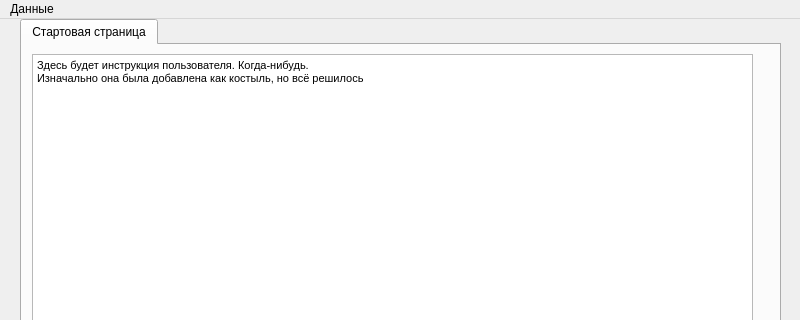
Shtepser/python-stat, file StatMainWindow.ui: the form before one commit; both pictures show x 0 to 800 and y 0 to 320 of the 800 by 600 pixel window.
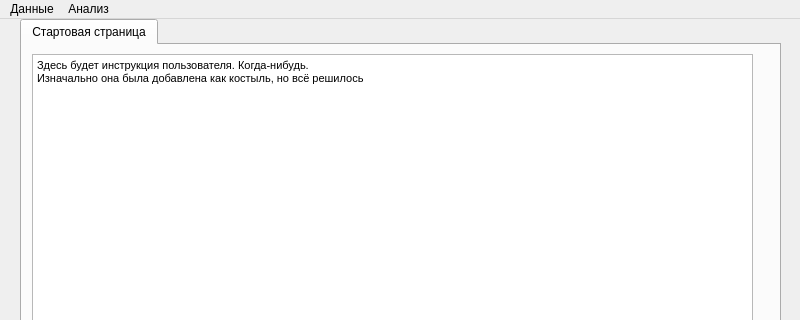
The form after the commit. Icons and pictures are not drawn.

```diff
--- a/StatMainWindow.ui
+++ b/StatMainWindow.ui
@@ -70,17 +70,24 @@
      <x>0</x>
      <y>0</y>
      <width>800</width>
-     <height>21</height>
+     <height>28</height>
     </rect>
    </property>
-   <widget class="QMenu" name="menu">
+   <widget class="QMenu" name="dataMenu">
     <property name="title">
      <string>Данные</string>
     </property>
     <addaction name="import_data_action"/>
     <addaction name="export_data_action"/>
    </widget>
-   <addaction name="menu"/>
+   <widget class="QMenu" name="analysisMenu">
+    <property name="title">
+     <string>Анализ</string>
+    </property>
+    <addaction name="clusterAction"/>
+   </widget>
+   <addaction name="dataMenu"/>
+   <addaction name="analysisMenu"/>
   </widget>
   <widget class="QStatusBar" name="statusbar"/>
   <action name="import_data_action">
```
Left out of the diff: 11 changed lines with no effect on the pictures.
